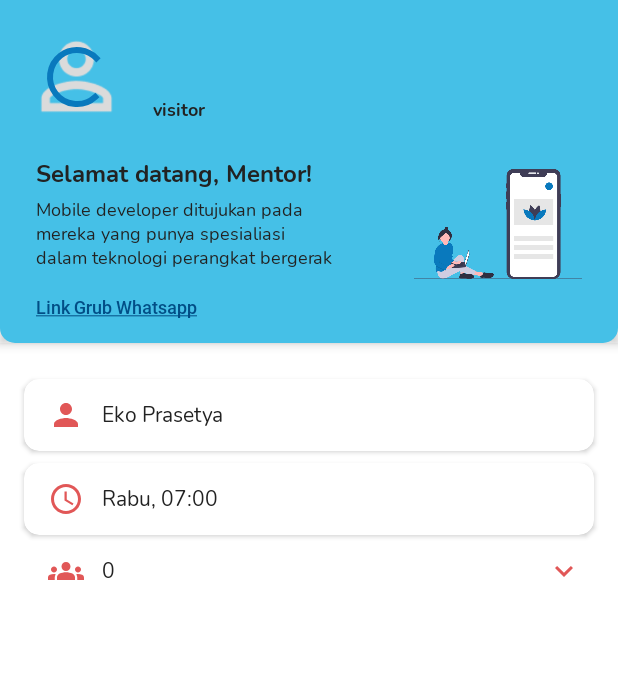
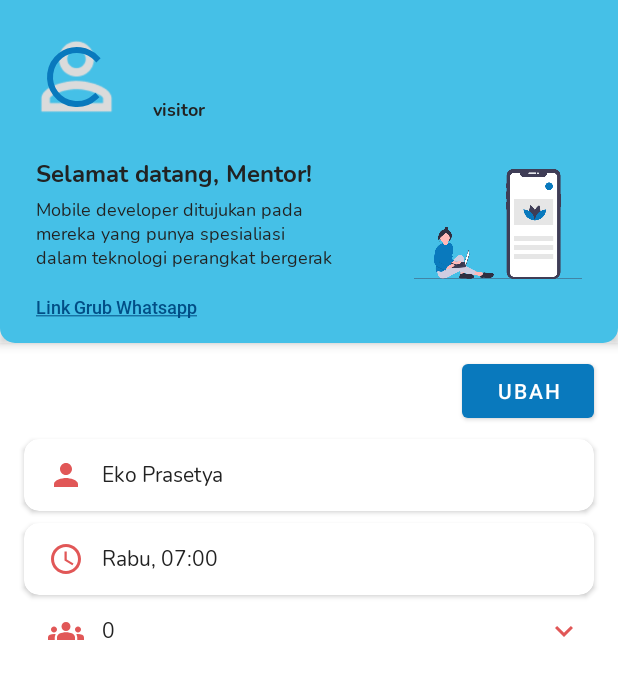
Before and after one commit to AfifOsama/DNCC, an Android app: the fragment HomeMentorFragment placed in its activity, on a phone screen of 412 x 824 dp. Shown: the top 679 px of the screen. Run offline under Robolectric (Android 15) with nearby library versions, the phone set to English and light mode, and no system bars; our stand-ins replace Dagger/Hilt's generated code, Firebase (no records; nobody signed in at launch, a user with empty details on screens opened directly); plain views replace RoundedImageView; 4 statements that could not run were skipped.

Commit message:
change home mentor to have edit button

```diff
--- a/app/src/main/java/com/dncc/dncc/presentation/home/mentor/HomeMentorFragment.kt
+++ b/app/src/main/java/com/dncc/dncc/presentation/home/mentor/HomeMentorFragment.kt
@@ -21,6 +21,7 @@ import com.dncc.dncc.common.UserRoleEnum
 import com.dncc.dncc.databinding.FragmentHomeMentorBinding
 import com.dncc.dncc.domain.entity.training.TrainingEntity
 import com.dncc.dncc.domain.entity.user.UserEntity
+import com.dncc.dncc.presentation.pelatihan.DetailPelatihanFragmentDirections
 import com.dncc.dncc.presentation.pelatihan.TrainingViewModel
 import com.dncc.dncc.presentation.pelatihan.adapter.MeetsAdapter
 import com.dncc.dncc.presentation.pelatihan.adapter.UsersAdapter
@@ -44,6 +45,7 @@ class HomeMentorFragment : Fragment() {
     private var userId = ""
     private var trainingId = ""
     private var linkWAG = ""
+    private var trainingEntity = TrainingEntity()
 
     private val meetsAdapter by lazy {
         MeetsAdapter(
@@ -132,6 +134,10 @@ class HomeMentorFragment : Fragment() {
                 )
             }
 
+            btnUbah.setOnClickListener {
+                findNavController().navigate(HomeMentorFragmentDirections.actionHomeMentorFragmentToEditPelatihanFragment(trainingEntity))
+            }
+
             showUserList()
             showMeetList()
         }
@@ -165,7 +171,9 @@ class HomeMentorFragment : Fragment() {
                 }
                 is Resource.Success -> {
                     binding.progress.visibility = View.GONE
-                    setTrainingContent(it.data ?: TrainingEntity())
+                    binding.btnUbah.isClickable = true
+                    trainingEntity = it.data ?: TrainingEntity()
+                    setTrainingContent(trainingEntity)
                 }
             }
         })
--- a/app/src/main/java/com/dncc/dncc/presentation/pelatihan/DetailPelatihanFragment.kt
+++ b/app/src/main/java/com/dncc/dncc/presentation/pelatihan/DetailPelatihanFragment.kt
@@ -122,7 +122,7 @@ class DetailPelatihanFragment : Fragment() {
                 findNavController().navigate(DetailPelatihanFragmentDirections.actionDetailPelatihanFragmentToEditPelatihanFragment(trainingEntity))
             }
 
-            if (role == UserRoleEnum.ADMIN.role || role == UserRoleEnum.MENTOR.role) {
+            if (role == UserRoleEnum.ADMIN.role) {
                 btnUbah.visibility = View.VISIBLE
             }
 
--- a/app/src/main/res/layout/fragment_home_mentor.xml
+++ b/app/src/main/res/layout/fragment_home_mentor.xml
@@ -161,15 +161,25 @@
                             app:layout_constraintTop_toTopOf="parent" />
                     </androidx.constraintlayout.widget.ConstraintLayout>
                 </androidx.constraintlayout.widget.ConstraintLayout>
+            </com.google.android.material.appbar.AppBarLayout>
 
-            </com.google.android.material.appbar.AppBarLayout>
+            <Button
+                android:id="@+id/btn_ubah"
+                android:layout_width="wrap_content"
+                android:layout_height="wrap_content"
+                android:layout_marginTop="8dp"
+                android:layout_marginEnd="16dp"
+                android:text="@string/ubah"
+                android:clickable="false"
+                app:layout_constraintEnd_toEndOf="parent"
+                app:layout_constraintTop_toBottomOf="@id/header_home" />
 
             <androidx.cardview.widget.CardView
                 android:id="@+id/card_mentor"
                 android:layout_width="match_parent"
                 android:layout_height="wrap_content"
                 android:layout_marginHorizontal="16dp"
-                android:layout_marginTop="24dp"
+                android:layout_marginTop="8dp"
                 android:layout_marginBottom="8dp"
                 android:elevation="8dp"
                 app:cardBackgroundColor="@color/white"
@@ -177,7 +187,7 @@
                 app:cardMaxElevation="12dp"
                 app:layout_constraintEnd_toEndOf="parent"
                 app:layout_constraintStart_toStartOf="parent"
-                app:layout_constraintTop_toBottomOf="@id/header_home">
+                app:layout_constraintTop_toBottomOf="@id/btn_ubah">
 
                 <androidx.constraintlayout.widget.ConstraintLayout
                     android:layout_width="match_parent"
--- a/app/src/main/res/navigation/main_navigation.xml
+++ b/app/src/main/res/navigation/main_navigation.xml
@@ -224,6 +224,9 @@
         <argument
             android:name="userEntity"
             app:argType="com.dncc.dncc.domain.entity.user.UserEntity" />
+        <action
+            android:id="@+id/action_homeMentorFragment_to_editPelatihanFragment"
+            app:destination="@id/editPelatihanFragment" />
     </fragment>
     <fragment
         android:id="@+id/editPertemuanFragment"
```
